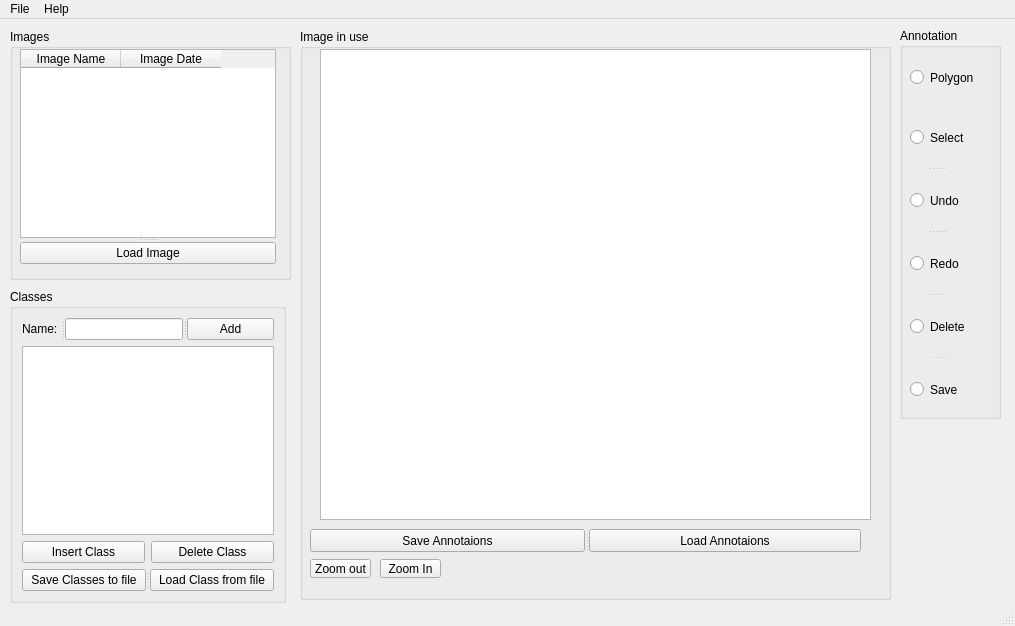
SDI-Group-35/Project, file mainwindow.ui: the form before one commit.
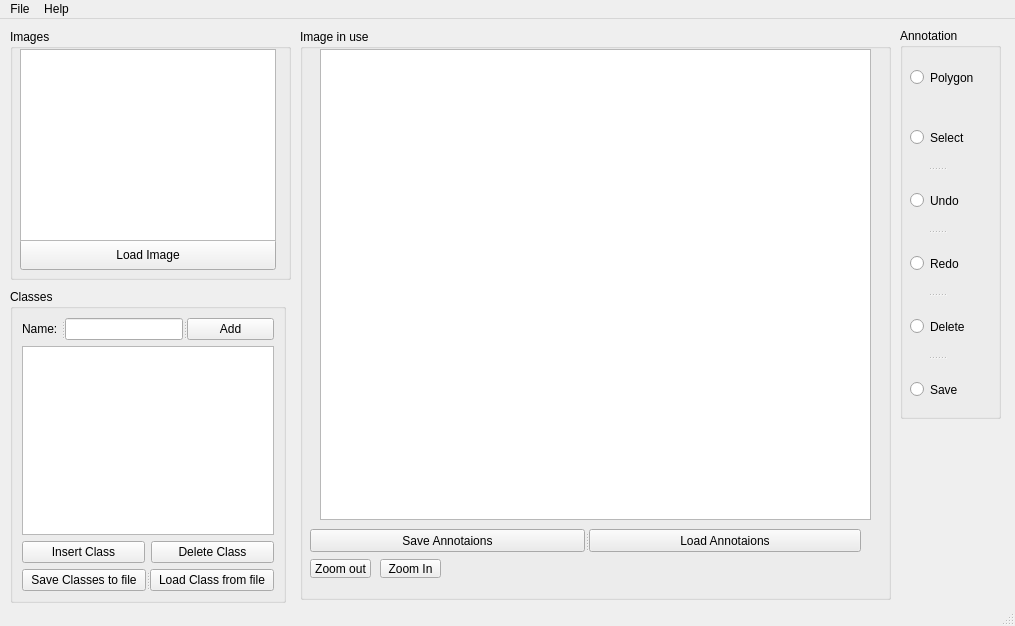
The form after the commit.

Commit message: image dataset

```diff
--- a/mainwindow.ui
+++ b/mainwindow.ui
@@ -53,32 +53,30 @@
      <property name="geometry">
       <rect>
        <x>10</x>
-       <y>20</y>
+       <y>210</y>
        <width>256</width>
-       <height>215</height>
+       <height>31</height>
       </rect>
      </property>
      <property name="orientation">
       <enum>Qt::Vertical</enum>
      </property>
-     <widget class="QTableWidget" name="tableWidget">
-      <column>
-       <property name="text">
-        <string>Image Name</string>
-       </property>
-      </column>
-      <column>
-       <property name="text">
-        <string>Image Date</string>
-       </property>
-      </column>
-     </widget>
      <widget class="QPushButton" name="pushButton">
       <property name="text">
        <string>Load Image</string>
       </property>
      </widget>
     </widget>
+    <widget class="QListView" name="ImgList">
+     <property name="geometry">
+      <rect>
+       <x>10</x>
+       <y>20</y>
+       <width>256</width>
+       <height>192</height>
+      </rect>
+     </property>
+    </widget>
    </widget>
    <widget class="QGroupBox" name="groupBox_2">
     <property name="geometry">
```
The commit also changes 5 other files.
